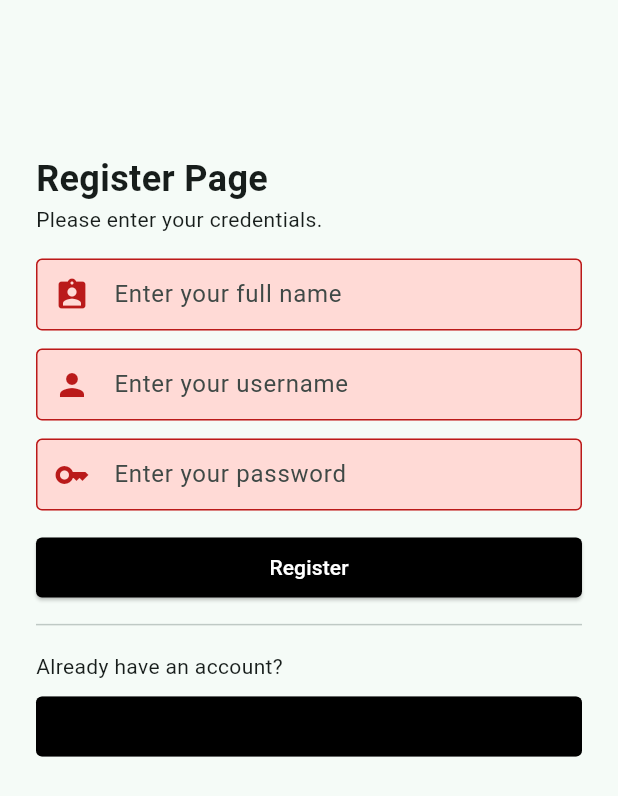
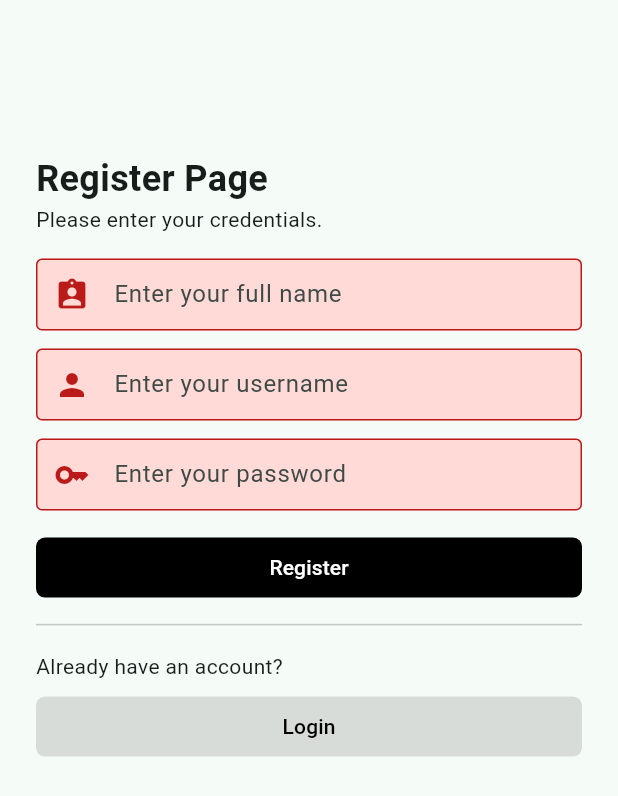
Before and after one commit to plirapli/tpm-tugas-4, a Flutter app: the RegisterPage screen opened directly, after a tap on "Register", on a phone screen of 412 x 824 dp. Shown: the top 796 px of the screen. Run offline on Flutter 3.47's test engine with Material 3 defaults, Android fonts, the phone set to English and light mode, and no system bars; our stand-ins replace accordion, shared_preferences; accounts and stored records are empty; network calls fail.

```diff
--- a/lib/view/auth/register.dart
+++ b/lib/view/auth/register.dart
@@ -19,7 +19,7 @@ class _RegisterPageState extends State<RegisterPage> {
   final TextEditingController _passwordController = TextEditingController();
   bool isError = false;
 
-  Future<void> registerUser() async {
+  Future<void> _registerUser(BuildContext context) async {
     const url = "http://localhost:3002/v1/users/register";
     String msg = "";
 
@@ -37,25 +37,22 @@ class _RegisterPageState extends State<RegisterPage> {
       );
       msg = jsonDecode(response.body)["message"];
 
-      if (!mounted) return;
+      if (!context.mounted) return;
       ScaffoldMessenger.of(context).showSnackBar(
           SnackBar(content: Text(msg), duration: Durations.long2));
 
       if (response.statusCode != 201) {
-        setState(() {
-          isError = true;
-        });
+        setState(() => isError = true);
       } else {
         Navigator.pop(context);
       }
     } catch (e) {
-      ScaffoldMessenger.of(context).showSnackBar(const SnackBar(
+      setState(() => isError = true);
+      ScaffoldMessenger.of(context).showSnackBar(
+        const SnackBar(
             content: Text("Can't connect to server."),
-          duration: Durations.long2));
-
-      setState(() {
-        isError = true;
-      });
+            duration: Durations.long2),
+      );
     }
   }
 
@@ -161,7 +158,7 @@ class _RegisterPageState extends State<RegisterPage> {
         controller: _usernameController,
         onChanged: (value) {
           setState(() {
-            if (isError == true) isError = false;
+            if (isError) isError = false;
           });
         },
         decoration: InputDecoration(
@@ -202,7 +199,7 @@ class _RegisterPageState extends State<RegisterPage> {
         controller: _passwordController,
         onChanged: (value) {
           setState(() {
-            if (isError == true) isError = false;
+            if (isError) isError = false;
           });
         },
         obscureText: true,
@@ -226,12 +223,14 @@ class _RegisterPageState extends State<RegisterPage> {
             borderSide: BorderSide(
                 color: (!isError)
                     ? Colors.transparent
-                      : Theme.of(context).colorScheme.error)),
+                    : Theme.of(context).colorScheme.error),
+          ),
           focusedBorder: OutlineInputBorder(
             borderSide: BorderSide(
                 color: (!isError)
                     ? Colors.transparent
-                      : Theme.of(context).colorScheme.error)),
+                    : Theme.of(context).colorScheme.error),
+          ),
         ),
       ),
     );
@@ -241,14 +240,8 @@ class _RegisterPageState extends State<RegisterPage> {
     return Container(
       padding: const EdgeInsets.only(top: 14, bottom: 6),
       width: MediaQuery.of(context).size.width,
-      child: ElevatedButton(
-        style: ElevatedButton.styleFrom(
-            backgroundColor: Colors.black,
-            foregroundColor:
-                Theme.of(context).colorScheme.onPrimary, // foreground
-            shape:
-                RoundedRectangleBorder(borderRadius: BorderRadius.circular(4))),
-        onPressed: registerUser,
+      child: TextButton(
+        onPressed: () => _registerUser(context),
         child: const Text('Register'),
       ),
     );
@@ -258,7 +251,7 @@ class _RegisterPageState extends State<RegisterPage> {
     return Container(
       margin: const EdgeInsets.only(top: 10),
       child: Column(
-        crossAxisAlignment: CrossAxisAlignment.start,
+        crossAxisAlignment: CrossAxisAlignment.stretch,
         children: [
           const Text(
             "Already have an account?",
@@ -266,14 +259,11 @@ class _RegisterPageState extends State<RegisterPage> {
           Container(
             margin: const EdgeInsets.only(top: 6),
             child: SizedBox(
-              width: MediaQuery.of(context).size.width,
               child: TextButton(
                 style: TextButton.styleFrom(
+                  backgroundColor: Colors.black12,
                   foregroundColor: Colors.black,
-                    shape: RoundedRectangleBorder(
-                        borderRadius: BorderRadius.circular(4),
-                        side: const BorderSide(
-                            color: Color.fromARGB(84, 0, 0, 0), width: 1.5))),
+                ),
                 onPressed: () {
                   Navigator.push(
                     context,
--- a/lib/view/main_menu/clubs.dart
+++ b/lib/view/main_menu/clubs.dart
@@ -38,8 +38,6 @@ class _ClubListPageState extends State<ClubListPage> {
 
   Widget _clubListContainer(BuildContext context) {
     double width = MediaQuery.of(context).size.width;
-    double height = MediaQuery.of(context).size.height;
-
     int count = (width > 1280)
         ? 4
         : (width > 840)
```
Also changed, not shown: lib/view/main_menu/triangle.dart (+5 -5 lines). Lines whose indentation alone changed are shown as unchanged.
